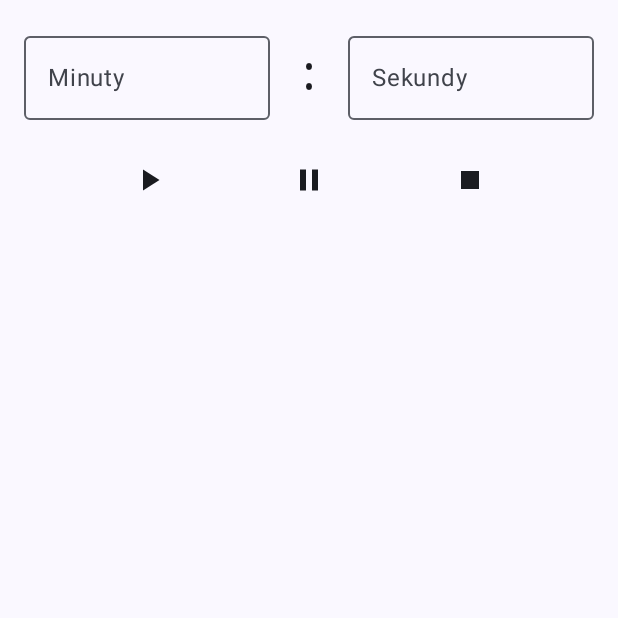
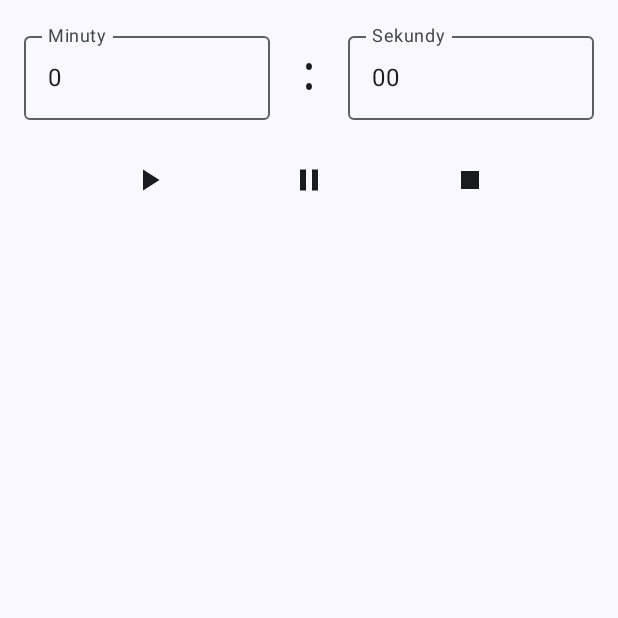
Before and after one commit to marta-dot/CoctailApp, an Android app built with Jetpack Compose: the composable TimerScreen shown on its own in the app's theme, after a tap on "Pause", on a phone screen of 412 x 824 dp, the top half of it. Run offline under Robolectric (Android 15) with nearby library versions, the phone set to English and light mode, and no system bars.

Commit message:
Improve timer

```diff
--- a/app/src/main/java/com/example/coctailapp/MainActivity.kt
+++ b/app/src/main/java/com/example/coctailapp/MainActivity.kt
@@ -11,8 +11,10 @@ import androidx.compose.foundation.focusable
 import androidx.compose.foundation.layout.*
 import androidx.compose.foundation.lazy.LazyColumn
 import androidx.compose.foundation.lazy.items
+import androidx.compose.foundation.rememberScrollState
 import androidx.compose.foundation.text.KeyboardActions
 import androidx.compose.foundation.text.KeyboardOptions
+import androidx.compose.foundation.verticalScroll
 import androidx.compose.material.icons.Icons
 import androidx.compose.material.icons.filled.PlayArrow
 import androidx.compose.material.icons.filled.Pause
@@ -51,6 +53,7 @@ import androidx.lifecycle.ViewModel
 import androidx.lifecycle.viewmodel.compose.viewModel
 import com.example.coctailapp.ui.theme.CoctailAppTheme
 import kotlinx.coroutines.delay
+import kotlin.compareTo
 import kotlin.sequences.ifEmpty
 
 
@@ -149,7 +152,8 @@ fun AboutCocktailScreen(cocktailId: String) {
         Column(
             modifier = Modifier
                 .fillMaxSize()
-                .padding(24.dp),
+                .padding(24.dp)
+                .verticalScroll(rememberScrollState()),
             verticalArrangement = Arrangement.Center
         ) {
             Text(
@@ -216,7 +220,7 @@ fun TimerScreen(viewModel: TimerViewModel = viewModel()) {
                 OutlinedTextField(
                     value = minutes,
                     onValueChange = {
-                        if (it.isEmpty() || it.all { char -> char.isDigit() }) {
+                        if ((it.isEmpty() || it.all { char -> char.isDigit() }) && it.length <= 2) {
                             minutes = it
                         }
                     },
@@ -242,7 +246,7 @@ fun TimerScreen(viewModel: TimerViewModel = viewModel()) {
                 OutlinedTextField(
                     value = seconds,
                     onValueChange = {
-                        if (it.isEmpty() || it.all { char -> char.isDigit() }) {
+                        if ((it.isEmpty() || it.all { char -> char.isDigit() }) && it.length <= 2) {
                             seconds = it
                         }
                     },
@@ -289,10 +293,23 @@ fun TimerScreen(viewModel: TimerViewModel = viewModel()) {
             ) {
                 Icon(Icons.Default.PlayArrow, contentDescription = "Start")
             }
-            IconButton(onClick = { viewModel.stopTimer() }) {
+            IconButton(
+                onClick = {
+                    viewModel.stopTimer()
+                    // Convert timeLeft to minutes and seconds and update input fields
+                    minutes = (timeLeft / 60).toString()
+                    seconds = (timeLeft % 60).toString().padStart(2, '0')
+                }
+            ) {
                 Icon(Icons.Default.Pause, contentDescription = "Pause")
             }
-            IconButton(onClick = { viewModel.resetTimer() }) {
+            IconButton(
+                onClick = {
+                    viewModel.resetTimer()
+                    minutes = ""  // Clear instead of setting to "0"
+                    seconds = ""  // Clear instead of setting to "0"
+                }
+            ) {
                 Icon(Icons.Default.Stop, contentDescription = "Stop")
             }
         }
```
